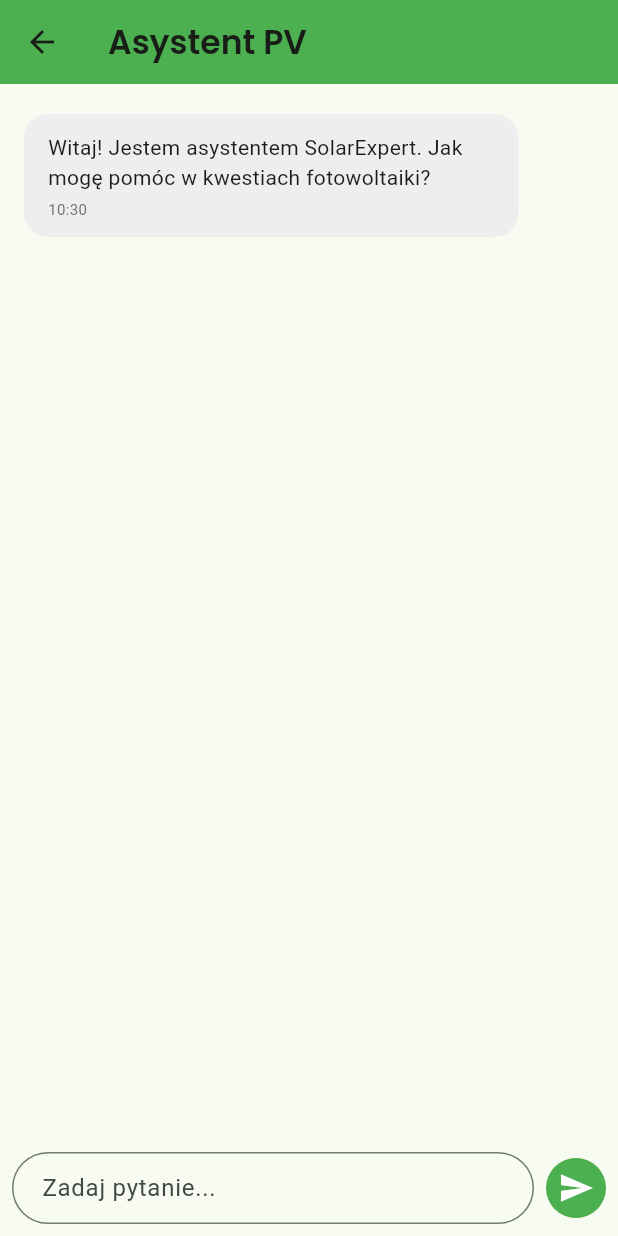
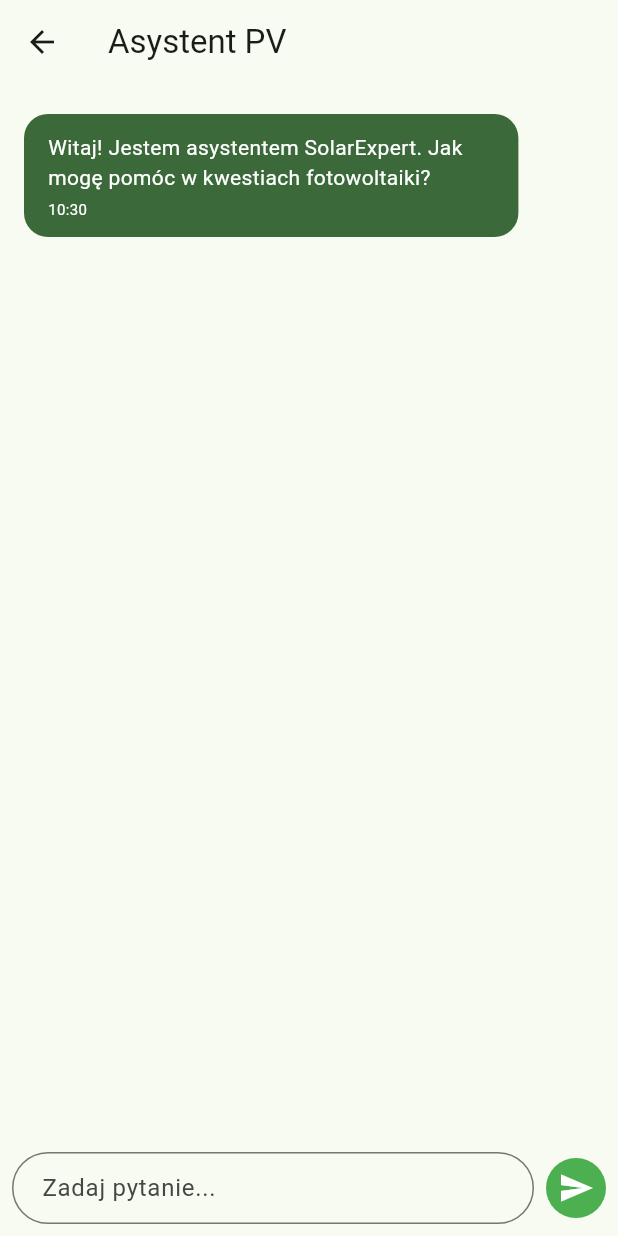
Before and after one commit to MinikPLayer/Kosciuszkon-2025, a Flutter app: the ChatbotPage screen opened directly, after a tap on the "send" icon, on a phone screen of 412 x 824 dp. Run offline on Flutter 3.47's test engine with Material 3 defaults, Android fonts, the phone set to English and light mode, and no system bars; our stand-ins replace fl_chart, google_fonts.

Commit message:
Fixed chatbot

```diff
--- a/frontend_calculator/lib/views/pages/chatbot_page.dart
+++ b/frontend_calculator/lib/views/pages/chatbot_page.dart
@@ -22,11 +22,7 @@ class _ChatbotPageState extends State<ChatbotPage> {
 
   void _addBotMessage(String text) {
     setState(() {
-      _messages.add({
-        'text': text,
-        'isUser': false,
-        'time': DateTime.now(),
-      });
+      _messages.add({'text': text, 'isUser': false, 'time': DateTime.now()});
     });
   }
 
@@ -35,11 +31,7 @@ class _ChatbotPageState extends State<ChatbotPage> {
 
     final userMessage = _textController.text;
     setState(() {
-      _messages.add({
-        'text': userMessage,
-        'isUser': true,
-        'time': DateTime.now(),
-      });
+      _messages.add({'text': userMessage, 'isUser': true, 'time': DateTime.now()});
       _isLoading = true;
     });
 
@@ -65,15 +57,7 @@ class _ChatbotPageState extends State<ChatbotPage> {
   @override
   Widget build(BuildContext context) {
     return Scaffold(
-      appBar: AppBar(
-        title: Text(
-          'Asystent PV',
-          style: GoogleFonts.poppins(
-            fontWeight: FontWeight.w600,
-          ),
-        ),
-        backgroundColor: Colors.green,
-      ),
+      appBar: AppBar(title: Text('Asystent PV')),
       body: Column(
         children: [
           Expanded(
@@ -83,19 +67,11 @@ class _ChatbotPageState extends State<ChatbotPage> {
               itemCount: _messages.length,
               itemBuilder: (context, index) {
                 final message = _messages[index];
-                return _ChatBubble(
-                  text: message['text'],
-                  isUser: message['isUser'],
-                  time: message['time'],
-                );
+                return _ChatBubble(text: message['text'], isUser: message['isUser'], time: message['time']);
               },
             ),
           ),
-          if (_isLoading)
-            const Padding(
-              padding: EdgeInsets.all(8.0),
-              child: CircularProgressIndicator(),
-            ),
+          if (_isLoading) const Padding(padding: EdgeInsets.all(8.0), child: CircularProgressIndicator()),
           _buildInputField(),
         ],
       ),
@@ -112,9 +88,7 @@ class _ChatbotPageState extends State<ChatbotPage> {
               controller: _textController,
               decoration: InputDecoration(
                 hintText: 'Zadaj pytanie...',
-                border: OutlineInputBorder(
-                  borderRadius: BorderRadius.circular(24),
-                ),
+                border: OutlineInputBorder(borderRadius: BorderRadius.circular(24)),
                 contentPadding: const EdgeInsets.symmetric(horizontal: 16),
               ),
               onSubmitted: (_) => _sendMessage(),
@@ -139,11 +113,7 @@ class _ChatBubble extends StatelessWidget {
   final bool isUser;
   final DateTime time;
 
-  const _ChatBubble({
-    required this.text,
-    required this.isUser,
-    required this.time,
-  });
+  const _ChatBubble({required this.text, required this.isUser, required this.time});
 
   @override
   Widget build(BuildContext context) {
@@ -151,25 +121,20 @@ class _ChatBubble extends StatelessWidget {
       alignment: isUser ? Alignment.centerRight : Alignment.centerLeft,
       child: Container(
         margin: const EdgeInsets.symmetric(vertical: 4),
-        constraints: BoxConstraints(
-          maxWidth: MediaQuery.of(context).size.width * 0.8,
-        ),
+        constraints: BoxConstraints(maxWidth: MediaQuery.of(context).size.width * 0.8),
         padding: const EdgeInsets.symmetric(horizontal: 16, vertical: 12),
         decoration: BoxDecoration(
-          color: isUser ? Colors.green[100] : Colors.grey[200],
+          color: isUser ? Theme.of(context).colorScheme.tertiary : Theme.of(context).colorScheme.primary,
           borderRadius: BorderRadius.circular(16),
         ),
         child: Column(
           crossAxisAlignment: CrossAxisAlignment.start,
           children: [
-            Text(text),
+            Text(text, style: TextStyle(fontSize: 14, color: Theme.of(context).colorScheme.onTertiary)),
             const SizedBox(height: 4),
             Text(
               '${time.hour}:${time.minute.toString().padLeft(2, '0')}',
-              style: TextStyle(
-                fontSize: 10,
-                color: Colors.grey[600],
-              ),
+              style: TextStyle(fontSize: 10, color: Theme.of(context).colorScheme.onTertiary),
             ),
           ],
         ),
```
